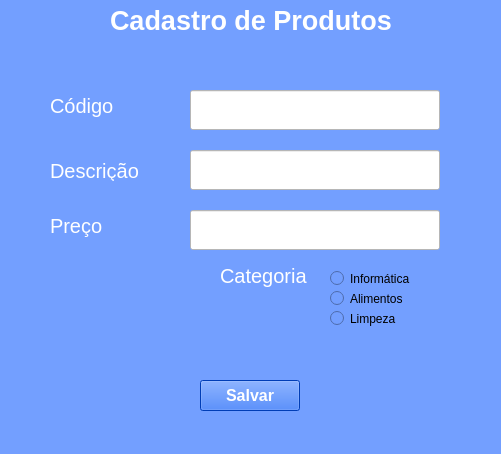
Before: the Qt Designer form formulario.ui in gustavopereiramendes1/projeto-cadastro-produtos, drawn with Qt 5.
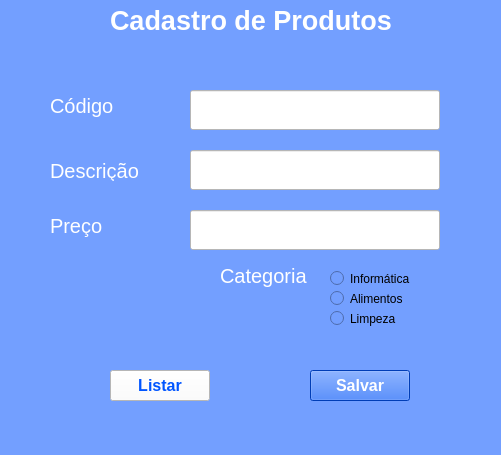
After: the same form once the commit is applied.

Commit message: Adicionando tela de listagem de produtos

What changed in the file:
```diff
--- a/formulario.ui
+++ b/formulario.ui
@@ -7,7 +7,7 @@
     <x>0</x>
     <y>0</y>
     <width>501</width>
-    <height>454</height>
+    <height>455</height>
    </rect>
   </property>
   <property name="windowTitle">
@@ -209,8 +209,8 @@
    <widget class="QPushButton" name="botaoSalvar">
     <property name="geometry">
      <rect>
-      <x>200</x>
-      <y>380</y>
+      <x>310</x>
+      <y>370</y>
       <width>100</width>
       <height>31</height>
      </rect>
@@ -237,6 +237,38 @@
      <string>Salvar</string>
     </property>
    </widget>
+   <widget class="QPushButton" name="botaoListar">
+    <property name="geometry">
+     <rect>
+      <x>110</x>
+      <y>370</y>
+      <width>100</width>
+      <height>31</height>
+     </rect>
+    </property>
+    <property name="font">
+     <font>
+      <pointsize>12</pointsize>
+      <weight>75</weight>
+      <bold>true</bold>
+     </font>
+    </property>
+    <property name="mouseTracking">
+     <bool>false</bool>
+    </property>
+    <property name="focusPolicy">
+     <enum>Qt::StrongFocus</enum>
+    </property>
+    <property name="styleSheet">
+     <string notr="true">background-color: rgb(0, 85, 255);
+background-color: rgb(255, 255, 255);
+color: rgb(0, 85, 255);
+</string>
+    </property>
+    <property name="text">
+     <string>Listar</string>
+    </property>
+   </widget>
   </widget>
   <widget class="QMenuBar" name="menubar">
    <property name="geometry">
```
The commit also changes 2 other files.
